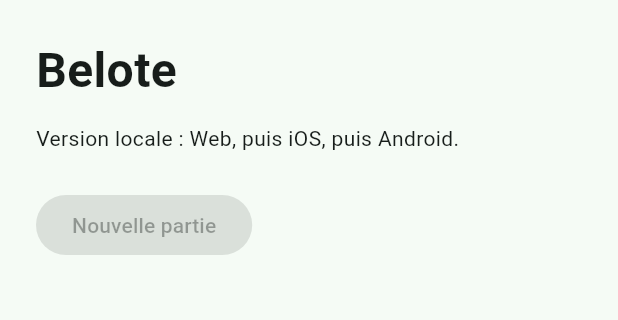
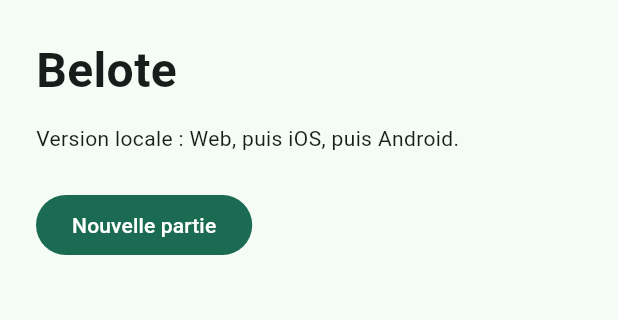
Before and after one commit to ebouda33/beloteMobile, a Flutter app: the screen it shows after launch, on a phone screen of 412 x 824 dp, the part 84-404 px from its top. Run offline on Flutter 3.47's test engine with Material 3 defaults, Android fonts, the phone set to English and light mode, and no system bars.

Commit message:
Start local game from home screen

```diff
--- a/lib/main.dart
+++ b/lib/main.dart
@@ -1,4 +1,7 @@
 import 'package:flutter/material.dart';
+
+import 'game/cards/belote_card.dart';
+import 'game/cards/deck.dart';
 
 void main() {
   runApp(const BeloteApp());
@@ -20,8 +23,23 @@ class BeloteApp extends StatelessWidget {
   }
 }
 
-class HomeScreen extends StatelessWidget {
+class HomeScreen extends StatefulWidget {
   const HomeScreen({super.key});
+
+  @override
+  State<HomeScreen> createState() => _HomeScreenState();
+}
+
+class _HomeScreenState extends State<HomeScreen> {
+  List<BeloteCard> _playerHand = const [];
+
+  void _startNewGame() {
+    final hands = dealFourHands(createDeck());
+
+    setState(() {
+      _playerHand = hands.first;
+    });
+  }
 
   @override
   Widget build(BuildContext context) {
@@ -30,20 +48,39 @@ class HomeScreen extends StatelessWidget {
         backgroundColor: Theme.of(context).colorScheme.inversePrimary,
         title: const Text('Belote Mobile'),
       ),
-      body: const SafeArea(
+      body: SafeArea(
         child: Padding(
-          padding: EdgeInsets.all(24),
+          padding: const EdgeInsets.all(24),
           child: Column(
             crossAxisAlignment: CrossAxisAlignment.start,
             children: [
-              Text(
+              const Text(
                 'Belote',
                 style: TextStyle(fontSize: 32, fontWeight: FontWeight.w700),
               ),
-              SizedBox(height: 12),
-              Text('Version locale : Web, puis iOS, puis Android.'),
-              SizedBox(height: 24),
-              FilledButton(onPressed: null, child: Text('Nouvelle partie')),
+              const SizedBox(height: 12),
+              const Text('Version locale : Web, puis iOS, puis Android.'),
+              const SizedBox(height: 24),
+              FilledButton(
+                onPressed: _startNewGame,
+                child: const Text('Nouvelle partie'),
+              ),
+              if (_playerHand.isNotEmpty) ...[
+                const SizedBox(height: 32),
+                const Text(
+                  'Votre main',
+                  style: TextStyle(fontSize: 20, fontWeight: FontWeight.w600),
+                ),
+                const SizedBox(height: 12),
+                Wrap(
+                  spacing: 8,
+                  runSpacing: 8,
+                  children: [
+                    for (final card in _playerHand)
+                      Chip(label: Text(card.label)),
+                  ],
+                ),
+              ],
             ],
           ),
         ),
```
Also changed, not shown: 1 other file.
